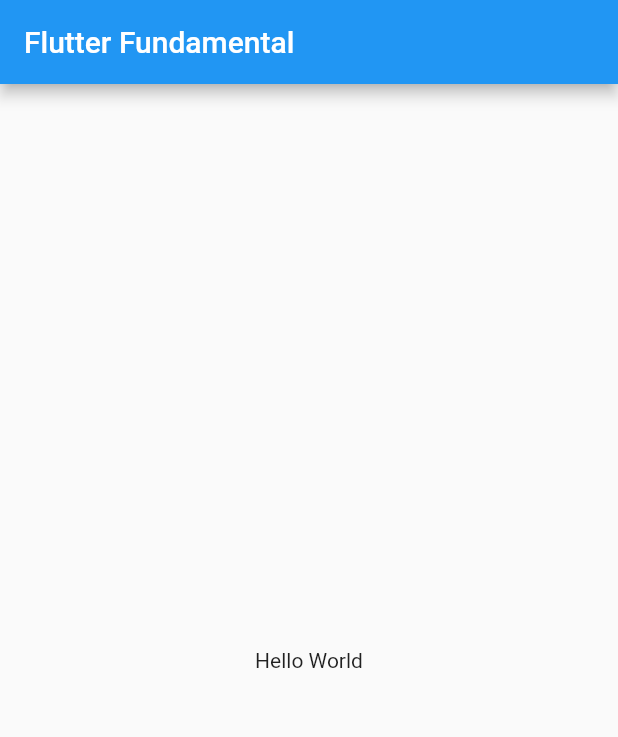
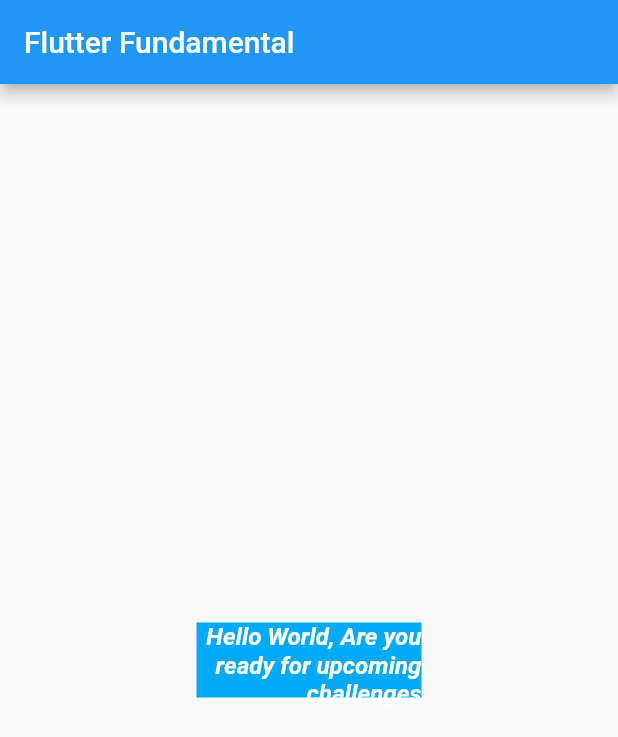
Before and after one commit to lewisccx/flutter_fundamental, a Flutter app: the screen it shows after launch, on a phone screen of 412 x 824 dp. Shown: the top 737 px of the screen. Run offline on Flutter 3.47's test engine with Material 2 defaults, Android fonts, the light colour scheme and no system bars.

Commit message:
added text widget

```diff
--- a/lib/main.dart
+++ b/lib/main.dart
@@ -13,7 +13,22 @@
           title: Text("Flutter Fundamental"),
         ),
         body: Center(
-          child: Text("Hello World"),
+          child: Container(
+              color: Colors.lightBlue,
+              width: 150,
+              height: 50,
+              child: Text(
+                "Hello World, Are you ready for upcoming challenges",
+                maxLines: 3,
+                overflow: TextOverflow.visible,
+                softWrap: true,
+                textAlign: TextAlign.right,
+                style:
+                    TextStyle(color: Colors.white,
+                    fontStyle: FontStyle.italic,
+                    fontWeight: FontWeight.w700,
+                    fontSize: 16),
+              )),
         ),
       ),
     );
```
